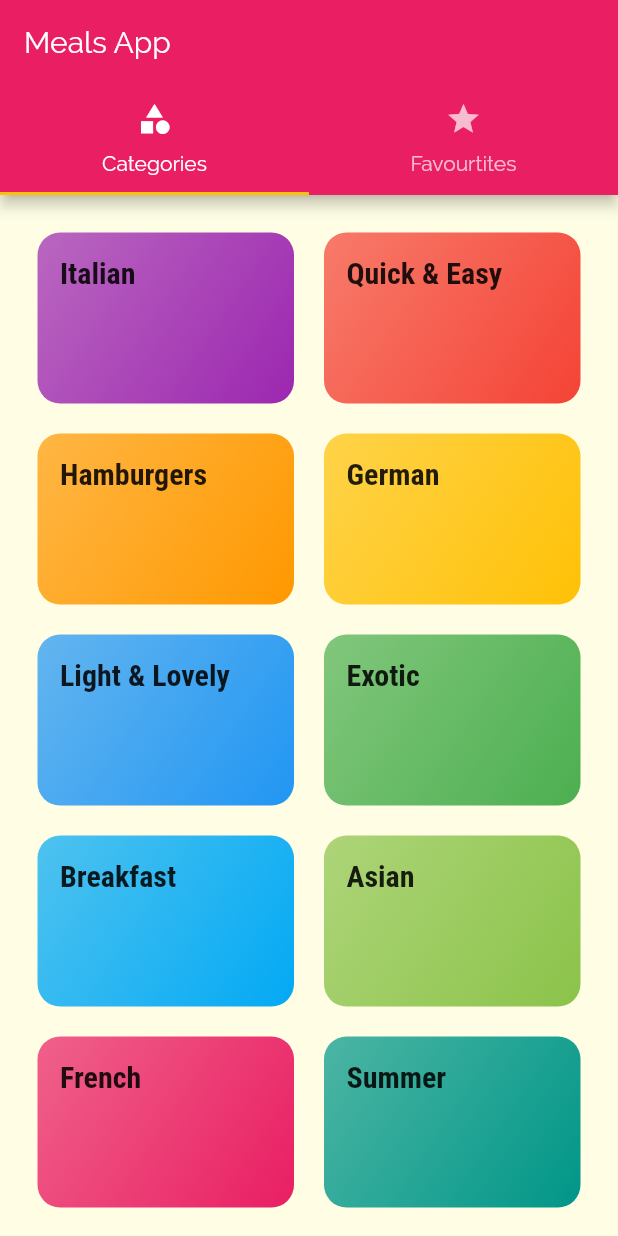
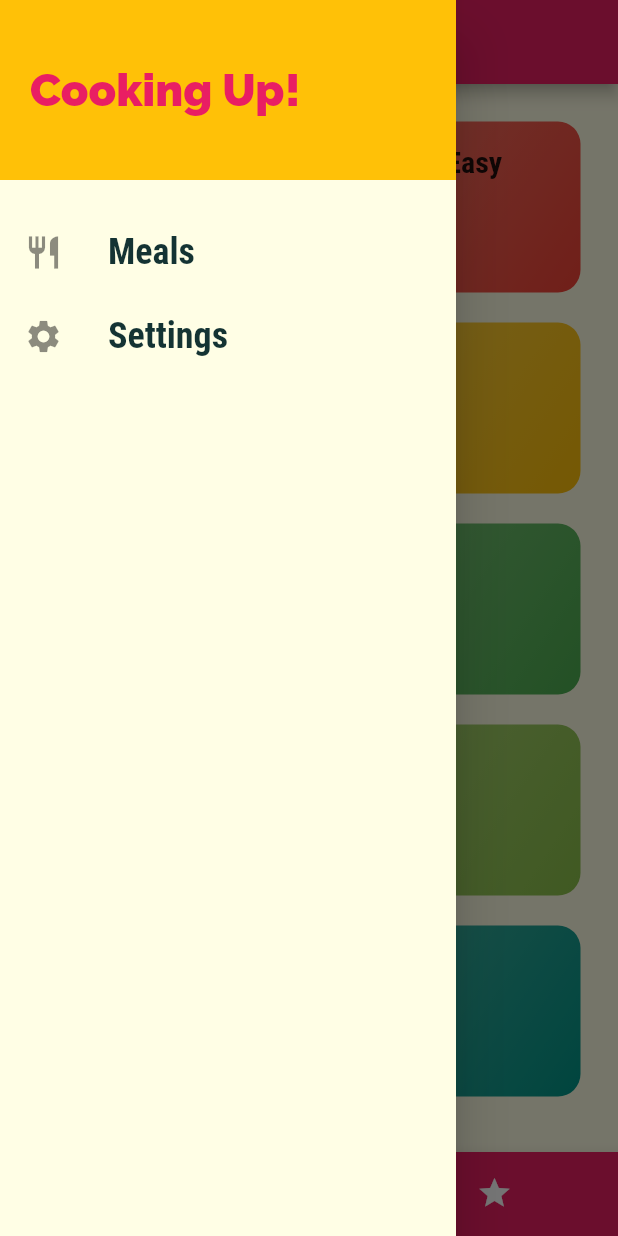
Before and after one commit to TJun-Jie/Flutter_meal_app, a Flutter app: the screen it shows after launch, with the side drawer open (before the commit the screen has no drawer), on a phone screen of 412 x 824 dp. Run offline on Flutter 3.47's test engine with Material 2 defaults, Android fonts, the phone set to English and light mode, and no system bars.

Commit message:
Added drawer

```diff
--- a/lib/main.dart
+++ b/lib/main.dart
@@ -1,5 +1,6 @@
 import 'package:flutter/material.dart';
 import 'package:flutter_complete_guide/screens/category_meals_screen.dart';
+import 'package:flutter_complete_guide/screens/filters_screen.dart';
 import 'package:flutter_complete_guide/screens/meal_detail_screen.dart';
 import 'package:flutter_complete_guide/screens/tabs_screen.dart';
 import 'screens/categories_screen.dart';
@@ -35,6 +36,7 @@ class MyApp extends StatelessWidget {
         '/': (ctx) => TabsScreen(),
         CategoryMealsScreen.routeName: (ctx) => CategoryMealsScreen(),
         MealDetailScreen.routeName: (ctx) => MealDetailScreen(),
+        FiltersScreen.routeName: (ctx) => FiltersScreen(),
       },
       //
       onGenerateRoute: (settings) {
--- /dev/null
+++ b/lib/screens/filters_screen.dart
@@ -0,0 +1,14 @@
+import 'package:flutter/material.dart';
+
+class FiltersScreen extends StatelessWidget {
+  const FiltersScreen({Key key}) : super(key: key);
+
+  static const routeName = '/filters';
+
+  @override
+  Widget build(BuildContext context) {
+    return Center(
+      child: Text('hi'),
+    );
+  }
+}
--- a/lib/screens/tabs_screen.dart
+++ b/lib/screens/tabs_screen.dart
@@ -1,6 +1,7 @@
 import 'package:flutter/material.dart';
 import 'package:flutter_complete_guide/screens/categories_screen.dart';
 import 'package:flutter_complete_guide/screens/favourites_screen.dart';
+import 'package:flutter_complete_guide/widgets/main_drawer.dart';
 
 class TabsScreen extends StatefulWidget {
   TabsScreen({Key key}) : super(key: key);
@@ -10,26 +11,44 @@ class TabsScreen extends StatefulWidget {
 }
 
 class _TabsScreenState extends State<TabsScreen> {
+  final List<Map<String, Object>> _pages = [
+    {'page': CategoriesScreen(), 'title': 'Categories'},
+    {'page': FavouritesScreen(), 'title': 'Your Favorite'},
+  ];
+
+  int _selectedPageIndex = 0;
+
+  void _selectPage(int index) {
+    setState(() {
+      _selectedPageIndex = index;
+    });
+  }
+
   @override
   Widget build(BuildContext context) {
-    return DefaultTabController(
-      length: 2,
-      child: Scaffold(
-        appBar: AppBar(
-          title: Text('Meals App'),
-          bottom: TabBar(
-            tabs: [
-              Tab(icon: Icon(Icons.category), text: 'Categories'),
-              Tab(icon: Icon(Icons.star), text: 'Favourtites'),
-            ],
-          ),
-        ),
-        body: TabBarView(
-          children: [
-            CategoriesScreen(),
-            FavouritesScreen(),
-          ],
-        ),
+    return Scaffold(
+      appBar: AppBar(
+        title: Text(_pages[_selectedPageIndex]['title']),
+      ),
+      drawer: MainDrawer(),
+      body: _pages[_selectedPageIndex]['page'],
+      bottomNavigationBar: BottomNavigationBar(
+        unselectedItemColor: Colors.white,
+        selectedItemColor: Theme.of(context).accentColor,
+        onTap: _selectPage,
+        backgroundColor: Theme.of(context).primaryColor,
+        currentIndex: _selectedPageIndex,
+        type: BottomNavigationBarType.shifting,
+        items: [
+          BottomNavigationBarItem(
+              icon: Icon(Icons.category),
+              label: 'Categories',
+              backgroundColor: Theme.of(context).primaryColor),
+          BottomNavigationBarItem(
+              icon: Icon(Icons.star),
+              label: 'Favourites',
+              backgroundColor: Theme.of(context).primaryColor),
+        ],
       ),
     );
   }
--- /dev/null
+++ b/lib/widgets/main_drawer.dart
@@ -0,0 +1,56 @@
+import 'package:flutter/material.dart';
+import 'package:flutter_complete_guide/screens/filters_screen.dart';
+
+class MainDrawer extends StatelessWidget {
+  const MainDrawer({Key key}) : super(key: key);
+
+  Widget buildListTile(
+    String title,
+    IconData icon,
+    Function onTapHandler,
+  ) {
+    return ListTile(
+      leading: Icon(icon, size: 26),
+      title: Text(
+        title,
+        style: TextStyle(
+            fontFamily: 'RobotoCondensed',
+            fontSize: 24,
+            fontWeight: FontWeight.bold),
+      ),
+      onTap: onTapHandler,
+    );
+  }
+
+  @override
+  Widget build(BuildContext context) {
+    return Drawer(
+      child: Column(
+        children: [
+          Container(
+            height: 120,
+            width: double.infinity,
+            padding: EdgeInsets.all(20),
+            alignment: Alignment.centerLeft,
+            color: Theme.of(context).accentColor,
+            child: Text('Cooking Up!',
+                style: TextStyle(
+                  fontWeight: FontWeight.w900,
+                  fontSize: 30,
+                  color: Theme.of(context).primaryColor,
+                )),
+          ),
+          SizedBox(
+            height: 20,
+          ),
+          buildListTile('Meals', Icons.restaurant, () {
+            Navigator.of(context).pushNamed('/');
+          }),
+          buildListTile('Settings', Icons.settings, () {
+            Navigator.of(context).pushNamed(FiltersScreen.routeName);
+          })
+        ],
+      ),
+    );
+  }
+}
```
